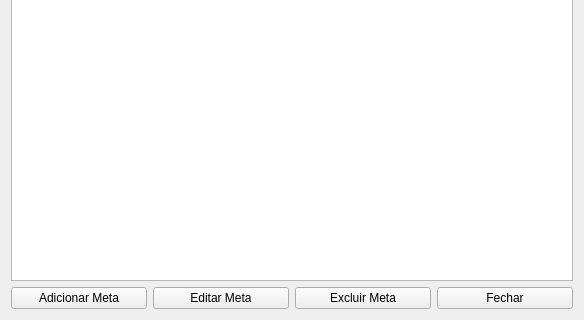
The window that MeuCentavoApp/Designer/FormsDashboard/DashboardPages/pageMetas.ui (bee0ne1/MeuCentavo) describes before a commit, drawn with Qt 5; both pictures show x 0 to 584 and y 168 to 488 of the 584 by 488 pixel window.
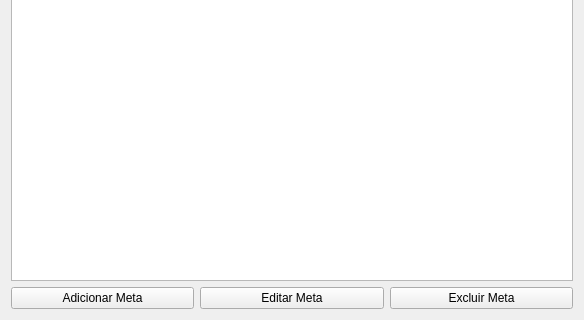
The same window after the commit.

```diff
--- a/MeuCentavoApp/Designer/FormsDashboard/DashboardPages/pageMetas.ui
+++ b/MeuCentavoApp/Designer/FormsDashboard/DashboardPages/pageMetas.ui
@@ -42,13 +42,6 @@
          </property>
         </widget>
        </item>
-       <item>
-        <widget class="QPushButton" name="buttonFechar">
-         <property name="text">
-          <string>Fechar</string>
-         </property>
-        </widget>
-       </item>
       </layout>
      </item>
     </layout>
```
